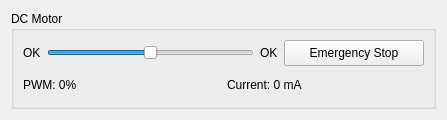
Above: QDCController/qdcwidget.ui from krkruk/QDCMotorController before the change. Below: the same form after it.
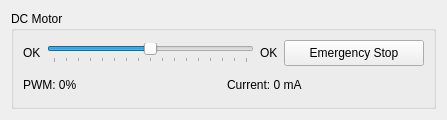
That is the form after the change.

The edit to the form file:
```diff
--- a/QDCController/qdcwidget.ui
+++ b/QDCController/qdcwidget.ui
@@ -40,6 +40,12 @@
           <property name="orientation">
            <enum>Qt::Horizontal</enum>
           </property>
+          <property name="tickPosition">
+           <enum>QSlider::TicksBelow</enum>
+          </property>
+          <property name="tickInterval">
+           <number>50</number>
+          </property>
          </widget>
         </item>
         <item>
```
